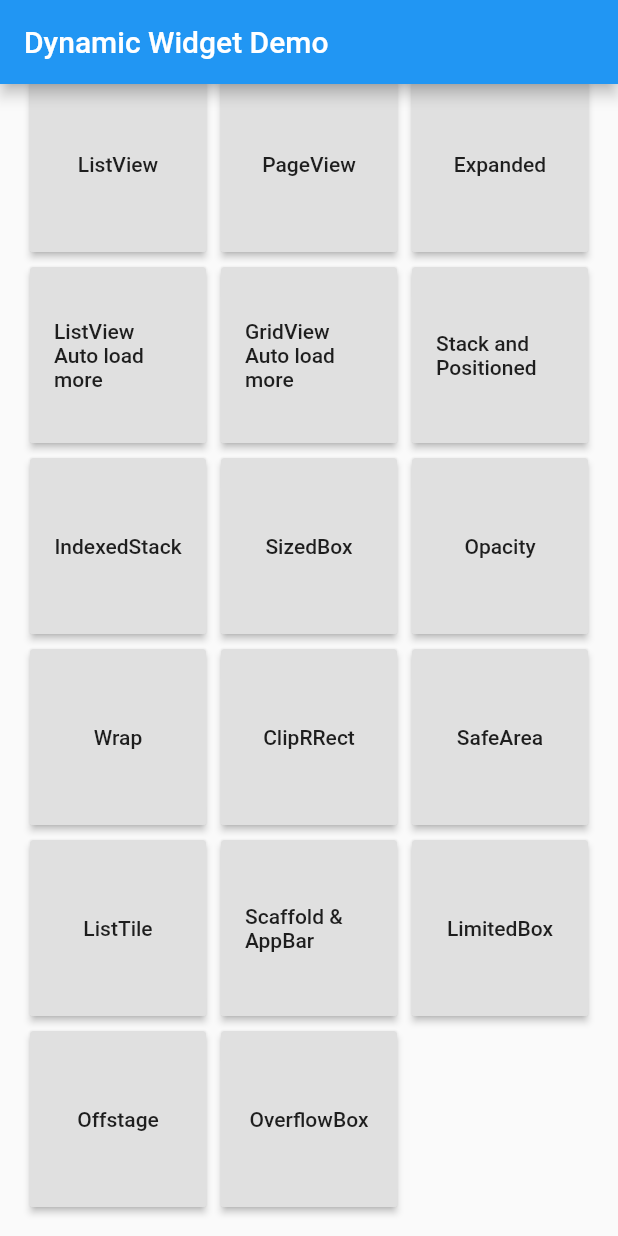
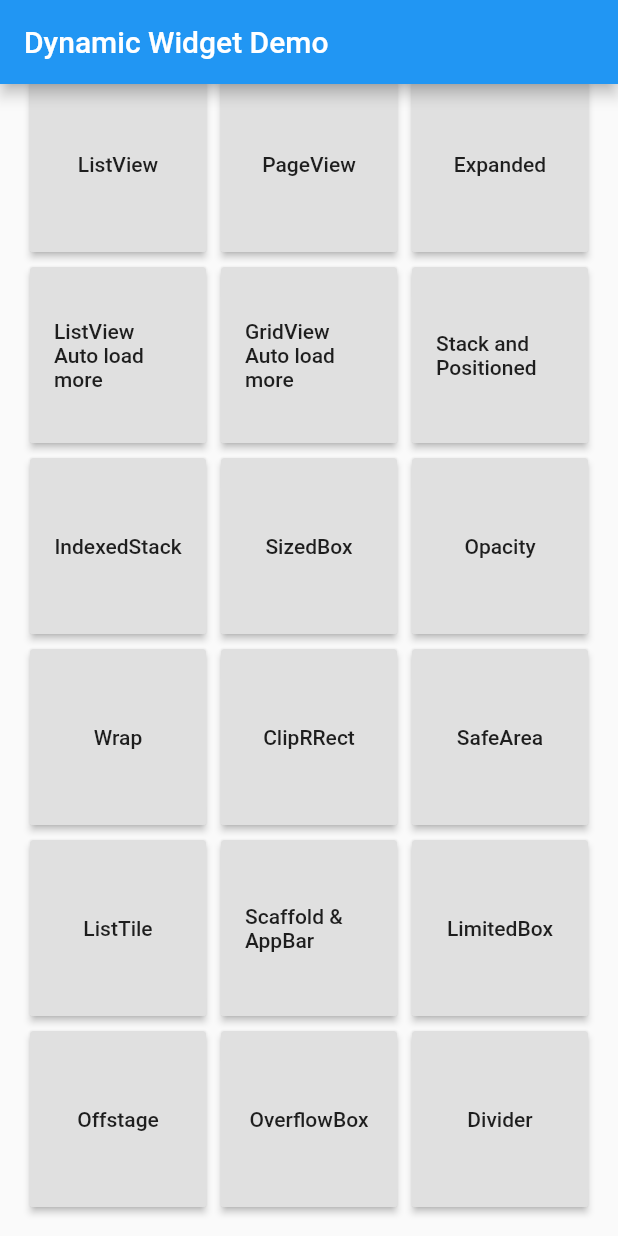
Before and after one commit to dengyin2000/dynamic_widget, a Flutter app: the screen it shows after launch, scrolled down 730 dp, on a phone screen of 412 x 824 dp. Run offline on Flutter 3.47's test engine with Material 2 defaults, Android fonts, the phone set to English and light mode, and no system bars; our stand-ins replace font_awesome_flutter.

Commit message:
add divider widget parser.

```diff
--- a/example/lib/main.dart
+++ b/example/lib/main.dart
@@ -405,6 +405,16 @@ class _MyHomePageState extends State<MyHomePage> {
                                 CodeEditorPage(overflowboxJson)));
                   },
                 ),
+                RaisedButton(
+                  child: Text("Divider"),
+                  onPressed: () {
+                    Navigator.push(
+                        context,
+                        MaterialPageRoute(
+                            builder: (context) =>
+                                CodeEditorPage(dividerJson)));
+                  },
+                ),
               ]),
             ),
           ),
--- a/example/lib/widget_json.dart
+++ b/example/lib/widget_json.dart
@@ -1462,3 +1462,194 @@ var overflowboxJson = '''
   }
 }
 ''';
+
+var dividerJson = '''
+{
+  "type": "ListView",
+  "padding": "10, 10, 10, 10",
+  "children":[
+    {
+      "type": "AssetImage",
+      "name": "assets/vip.png"
+    },
+    {
+      "type": "Divider",
+      "height": 8.0,
+      "color": "##FF00FF",
+      "indent": 100.0,
+      "endIndent": 100.0,
+      "thickness": 20.0
+    },
+    {
+      "type": "AssetImage",
+      "name": "assets/vip.png"
+    },
+        {
+      "type": "Divider",
+      "height": 8.0,
+      "color": "##FF00FF",
+      "indent": 100.0,
+      "endIndent": 100.0,
+      "thickness": 20.0
+    },
+    {
+      "type": "AssetImage",
+      "name": "assets/vip.png"
+    },
+        {
+      "type": "Divider",
+      "height": 8.0,
+      "color": "##FF00FF",
+      "indent": 100.0,
+      "endIndent": 100.0,
+      "thickness": 20.0
+    },
+    {
+      "type": "AssetImage",
+      "name": "assets/vip.png"
+    },
+        {
+      "type": "Divider",
+      "height": 8.0,
+      "color": "##FF00FF",
+      "indent": 100.0,
+      "endIndent": 100.0,
+      "thickness": 20.0
+    },
+    {
+      "type": "AssetImage",
+      "name": "assets/vip.png"
+    },
+        {
+      "type": "Divider",
+      "height": 8.0,
+      "color": "##FF00FF",
+      "indent": 100.0,
+      "endIndent": 100.0,
+      "thickness": 20.0
+    },
+    {
+      "type": "AssetImage",
+      "name": "assets/vip.png"
+    },
+        {
+      "type": "Divider",
+      "height": 8.0,
+      "color": "##FF00FF",
+      "indent": 100.0,
+      "endIndent": 100.0,
+      "thickness": 20.0
+    },
+    {
+      "type": "AssetImage",
+      "name": "assets/vip.png"
+    },
+        {
+      "type": "Divider",
+      "height": 8.0,
+      "color": "##FF00FF",
+      "indent": 100.0,
+      "endIndent": 100.0,
+      "thickness": 20.0
+    },
+    {
+      "type": "AssetImage",
+      "name": "assets/vip.png"
+    },
+        {
+      "type": "Divider",
+      "height": 8.0,
+      "color": "##FF00FF",
+      "indent": 100.0,
+      "endIndent": 100.0,
+      "thickness": 20.0
+    },
+    {
+      "type": "AssetImage",
+      "name": "assets/vip.png"
+    },
+        {
+      "type": "Divider",
+      "height": 8.0,
+      "color": "##FF00FF",
+      "indent": 100.0,
+      "endIndent": 100.0,
+      "thickness": 20.0
+    },
+    {
+      "type": "AssetImage",
+      "name": "assets/vip.png"
+    },
+        {
+      "type": "Divider",
+      "height": 8.0,
+      "color": "##FF00FF",
+      "indent": 100.0,
+      "endIndent": 100.0,
+      "thickness": 20.0
+    },
+    {
+      "type": "AssetImage",
+      "name": "assets/vip.png"
+    },
+        {
+      "type": "Divider",
+      "height": 8.0,
+      "color": "##FF00FF",
+      "indent": 100.0,
+      "endIndent": 100.0,
+      "thickness": 20.0
+    },
+    {
+      "type": "AssetImage",
+      "name": "assets/vip.png"
+    },
+        {
+      "type": "Divider",
+      "height": 8.0,
+      "color": "##FF00FF",
+      "indent": 100.0,
+      "endIndent": 100.0,
+      "thickness": 20.0
+    },
+    {
+      "type": "AssetImage",
+      "name": "assets/vip.png"
+    },
+        {
+      "type": "Divider",
+      "height": 8.0,
+      "color": "##FF00FF",
+      "indent": 100.0,
+      "endIndent": 100.0,
+      "thickness": 20.0
+    },
+    {
+      "type": "AssetImage",
+      "name": "assets/vip.png"
+    },
+        {
+      "type": "Divider",
+      "height": 8.0,
+      "color": "##FF00FF",
+      "indent": 100.0,
+      "endIndent": 100.0,
+      "thickness": 20.0
+    },
+    {
+      "type": "AssetImage",
+      "name": "assets/vip.png"
+    },
+        {
+      "type": "Divider",
+      "height": 8.0,
+      "color": "##FF00FF",
+      "indent": 100.0,
+      "endIndent": 100.0,
+      "thickness": 20.0
+    }
+
+  ]
+}
+
+''';
--- a/lib/dynamic_widget.dart
+++ b/lib/dynamic_widget.dart
@@ -9,6 +9,7 @@ import 'package:dynamic_widget/dynamic_widget/basic/baseline_widget_parser.dart'
 import 'package:dynamic_widget/dynamic_widget/basic/button_widget_parser.dart';
 import 'package:dynamic_widget/dynamic_widget/basic/center_widget_parser.dart';
 import 'package:dynamic_widget/dynamic_widget/basic/container_widget_parser.dart';
+import 'package:dynamic_widget/dynamic_widget/basic/divider_widget_parser.dart';
 import 'package:dynamic_widget/dynamic_widget/basic/dropcaptext_widget_parser.dart';
 import 'package:dynamic_widget/dynamic_widget/basic/expanded_widget_parser.dart';
 import 'package:dynamic_widget/dynamic_widget/basic/fittedbox_widget_parser.dart';
@@ -78,7 +79,8 @@ class DynamicWidgetBuilder {
     LimitedBoxWidgetParser(),
     OffstageWidgetParser(),
     OverflowBoxWidgetParser(),
-    ElevatedButtonParser()
+    ElevatedButtonParser(),
+    DividerWidgetParser(),
   ];
 
   static final _widgetNameParserMap = <String, WidgetParser>{};
--- /dev/null
+++ b/lib/dynamic_widget/basic/divider_widget_parser.dart
@@ -0,0 +1,42 @@
+
+import 'package:dynamic_widget/dynamic_widget.dart';
+import 'package:flutter/material.dart';
+import 'package:flutter/src/widgets/framework.dart';
+
+import '../utils.dart';
+
+class DividerWidgetParser extends WidgetParser{
+  @override
+  Map<String, dynamic>? export(Widget? widget, BuildContext? buildContext) {
+    Divider realWidget = widget as Divider;
+    return <String, dynamic>{
+      "type": widgetName,
+      "height": realWidget.height,
+      "thickness": realWidget.thickness,
+      "indent": realWidget.indent,
+      "endIndent": realWidget.endIndent,
+      "color": realWidget.color != null
+          ? realWidget.color!.value.toRadixString(16): null,
+    };
+
+  }
+
+  @override
+  Widget parse(Map<String, dynamic> map, BuildContext buildContext, ClickListener? listener) {
+
+    return Divider(
+      height: map["height"],
+      thickness: map["thickness"],
+      indent: map["indent"],
+      endIndent: map["endIndent"],
+      color: parseHexColor(map['color']),
+    );
+  }
+
+  @override
+  String get widgetName => "Divider";
+
+  @override
+  Type get widgetType => Divider;
+
+}
```
Also changed, not shown: 2 other files.
